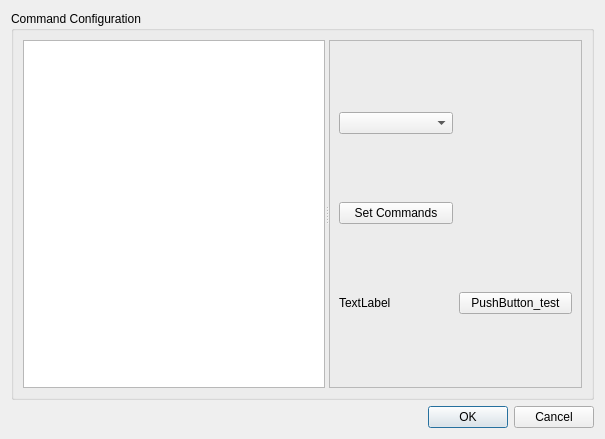
fedetony/GUI_XYZ_GImage, file GuiXYZ_CommandConfigurationDialog.ui: the form before one commit.
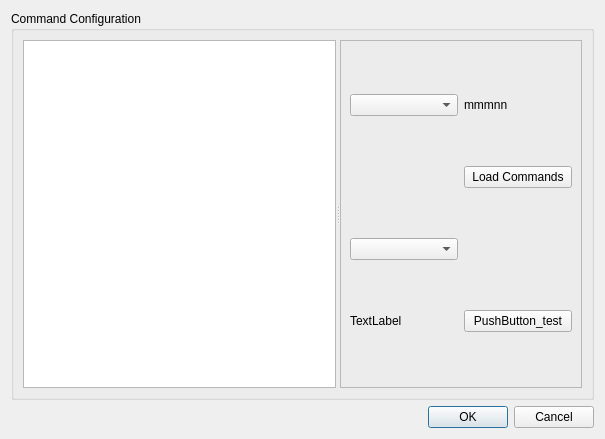
The form after the commit.

Commit message: Added Gcode generation from action and parameters and Parameter reading from action. Added and corrected lots of actions to the .config File

```diff
--- a/GuiXYZ_CommandConfigurationDialog.ui
+++ b/GuiXYZ_CommandConfigurationDialog.ui
@@ -34,37 +34,40 @@
           <enum>QFrame::Raised</enum>
          </property>
          <layout class="QGridLayout" name="gridLayout_2">
-          <item row="1" column="0">
-           <widget class="QPushButton" name="pushButton_CCD_set_commands">
-            <property name="text">
-             <string>Set Commands</string>
-            </property>
-           </widget>
-          </item>
           <item row="0" column="0">
            <widget class="QComboBox" name="comboBox_CCD_interface"/>
           </item>
-          <item row="0" column="1">
+          <item row="0" column="2">
            <widget class="QLabel" name="label_CCD_interfaceName">
             <property name="text">
-             <string/>
+             <string>mmmnn</string>
             </property>
            </widget>
           </item>
-          <item row="2" column="0">
+          <item row="4" column="0">
            <widget class="QLabel" name="label_test">
             <property name="text">
              <string>TextLabel</string>
             </property>
            </widget>
           </item>
-          <item row="2" column="1">
+          <item row="4" column="2">
            <widget class="QPushButton" name="pushButton_test">
             <property name="text">
              <string>PushButton_test</string>
             </property>
            </widget>
           </item>
+          <item row="1" column="2">
+           <widget class="QPushButton" name="pushButton_CCD_set_commands">
+            <property name="text">
+             <string>Load Commands</string>
+            </property>
+           </widget>
+          </item>
+          <item row="2" column="0">
+           <widget class="QComboBox" name="comboBox_CCD_action"/>
+          </item>
          </layout>
         </widget>
        </widget>
```
The commit also changes 3 other files.
